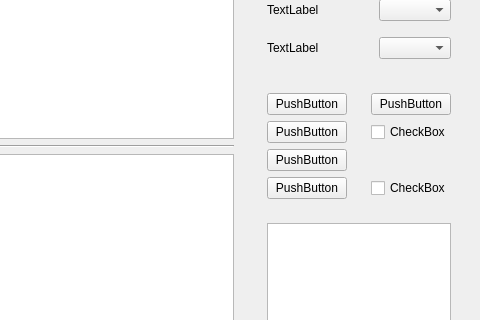
The window that Serial_Assistant/mywidget.ui (ChineseLJH/Qt-Projects) describes before a commit, drawn with Qt 5; both pictures show x 320 to 800 and y 154 to 474 of the 800 by 600 pixel window.
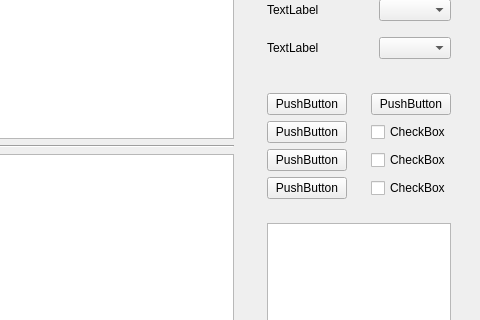
The same window after the commit.

Patch:
```diff
--- a/Serial_Assistant/mywidget.ui
+++ b/Serial_Assistant/mywidget.ui
@@ -264,6 +264,13 @@
            </property>
           </spacer>
          </item>
+         <item row="2" column="3">
+          <widget class="QCheckBox" name="checkBox_ex">
+           <property name="text">
+            <string>CheckBox</string>
+           </property>
+          </widget>
+         </item>
         </layout>
        </widget>
       </item>
```
